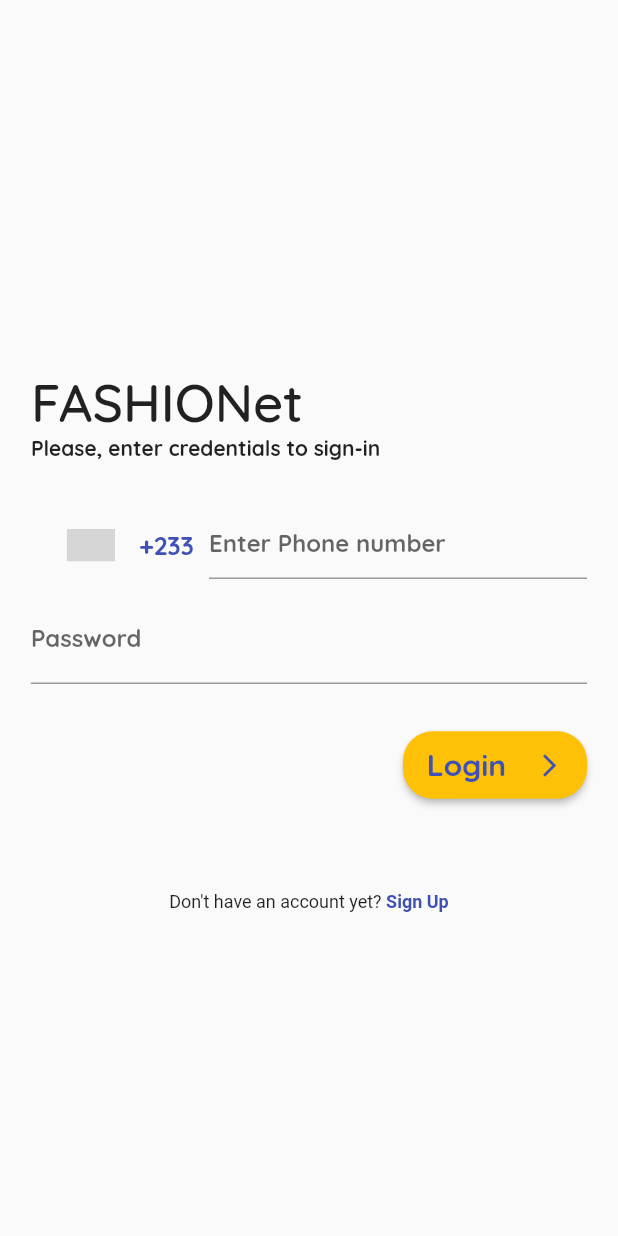
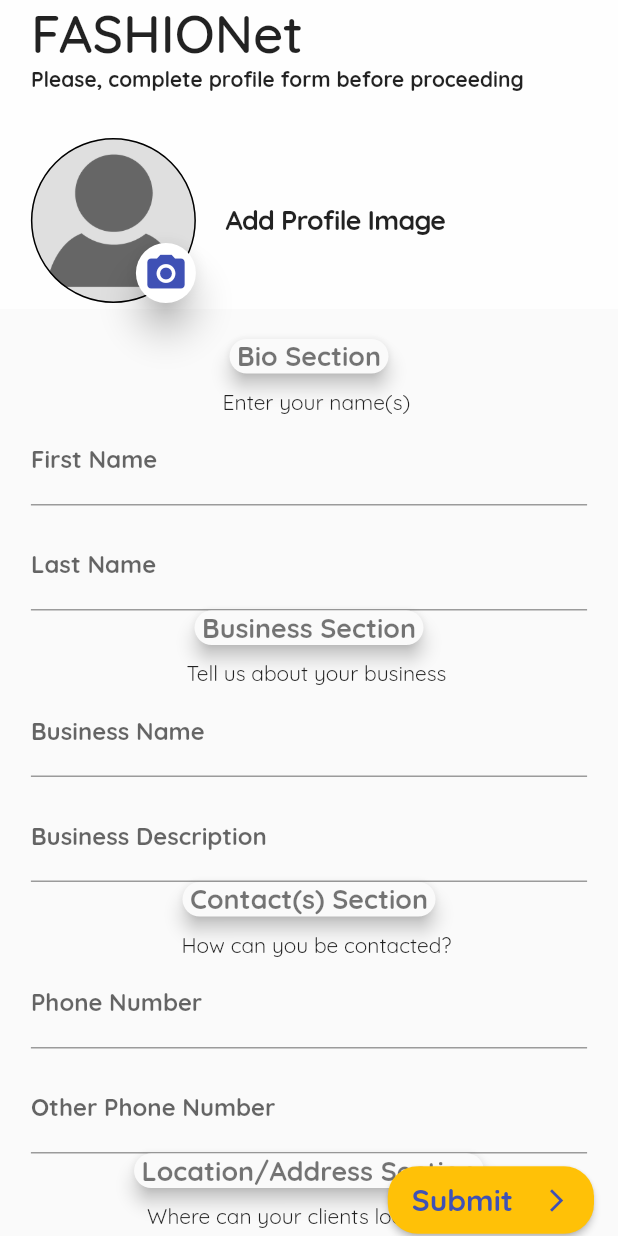
Before and after one commit to chrisoftech/fashionet_bloc, a Flutter app: the screen it shows after launch, after a tap on "Login", on a phone screen of 412 x 824 dp. Run offline on Flutter 3.47's test engine with Material 2 defaults, Android fonts, the phone set to English and light mode, and no system bars; drawn by our look-alikes of country_code_picker; grey boxes are pictures that could not be loaded.

Commit message:
Created & designed profile-form-page

```diff
--- a/lib/pages/auth_page.dart
+++ b/lib/pages/auth_page.dart
@@ -1,4 +1,5 @@
 import 'package:fashionet_bloc/consts/consts.dart';
+import 'package:fashionet_bloc/pages/pages.dart';
 import 'package:flutter/gestures.dart';
 import 'package:flutter/material.dart';
 import 'package:flutter/services.dart';
@@ -105,11 +106,16 @@ class _AuthPageState extends State<AuthPage> {
           );
   }
 
+  void submitForm() {
+    Navigator.of(context).push(MaterialPageRoute(
+        builder: (BuildContext context) => ProfileFormPage()));
+  }
+
   Widget _buildActionButton() {
     return Align(
       alignment: Alignment.bottomRight,
       child: RaisedButton(
-        onPressed: () {},
+        onPressed: () => submitForm(),
         color: Theme.of(context).accentColor,
         shape:
             RoundedRectangleBorder(borderRadius: BorderRadius.circular(20.0)),
--- a/lib/pages/pages.dart
+++ b/lib/pages/pages.dart
@@ -1 +1,2 @@
 export 'auth_page.dart';
+export 'profile_form_page.dart';
--- /dev/null
+++ b/lib/pages/profile_form_page.dart
@@ -0,0 +1,304 @@
+import 'package:fashionet_bloc/consts/consts.dart';
+import 'package:flutter/material.dart';
+
+class ProfileFormPage extends StatefulWidget {
+  @override
+  _ProfileFormPageState createState() => _ProfileFormPageState();
+}
+
+class _ProfileFormPageState extends State<ProfileFormPage> {
+  void _hideKeypad() {
+    FocusScope.of(context).requestFocus(FocusNode());
+  }
+
+  Widget _buildFormTitle() {
+    return Column(
+      children: <Widget>[
+        Align(
+            alignment: Alignment.topLeft,
+            child: Text('FASHIONet', style: TextStyles.headerTextStyle)),
+        Align(
+            alignment: Alignment.topLeft,
+            child: Text('Please, complete profile form before proceeding',
+                style: TextStyle(fontWeight: FontWeight.bold))),
+      ],
+    );
+  }
+
+  Widget _buildImagePlaceHolder() {
+    return Container(
+      height: 110.0,
+      width: 110.0,
+      child: Stack(
+        children: <Widget>[
+          Container(
+            height: 110.0,
+            width: 110.0,
+            decoration: BoxDecoration(
+              shape: BoxShape.circle,
+              color: Colors.black12,
+              border: Border.all(width: 1.0),
+              image: DecorationImage(
+                fit: BoxFit.cover,
+                image: AssetImage('assets/avatars/avatar.png'),
+              ),
+            ),
+            // child: _images.isEmpty
+            //     ? Container()
+            //     : ClipRRect(
+            //         borderRadius: BorderRadius.circular(55.0),
+            //         child: AssetThumb(
+            //           asset: _images[0],
+            //           width: 300,
+            //           height: 300,
+            //         ),
+            //       ),
+          ),
+          Align(
+            alignment: Alignment.bottomRight,
+            child: Material(
+              elevation: 10.0,
+              color: Colors.white,
+              borderRadius: BorderRadius.circular(20.0),
+              child: InkWell(
+                onTap: () {},
+                splashColor: Colors.black38,
+                borderRadius: BorderRadius.circular(20.0),
+                child: Container(
+                  height: 40.0,
+                  width: 40.0,
+                  decoration: BoxDecoration(shape: BoxShape.circle),
+                  child: Icon(
+                    Icons.camera_alt,
+                    size: 30.0,
+                    color: Theme.of(context).primaryColor,
+                  ),
+                ),
+              ),
+            ),
+          )
+        ],
+      ),
+    );
+  }
+
+  Widget _buildImageUploadForm() {
+    return Container(
+      // padding: EdgeInsets.only(top: 20.0),
+      child: Row(
+        children: <Widget>[
+          _buildImagePlaceHolder(),
+          SizedBox(width: 20.0),
+          Text(
+            'Add Profile Image',
+            style: TextStyle(
+                color: Colors.black87,
+                letterSpacing: -.5,
+                fontSize: 18.0,
+                fontWeight: FontWeight.bold),
+          ),
+        ],
+      ),
+    );
+  }
+
+  Widget _buildSectionLabel(
+      {@required String sectionTitle, String sectionDetails}) {
+    return Column(
+      children: <Widget>[
+        Material(
+          elevation: 5.0,
+          borderRadius: BorderRadius.circular(20.0),
+          child: Container(
+            padding: EdgeInsets.symmetric(horizontal: 5.0),
+            decoration:
+                BoxDecoration(borderRadius: BorderRadius.circular(20.0)),
+            child: Text(
+              '$sectionTitle',
+              style: TextStyle(
+                  color: Colors.black54,
+                  fontSize: 18.0,
+                  fontWeight: FontWeight.bold),
+            ),
+          ),
+        ),
+        SizedBox(height: 10.0),
+        sectionDetails == null
+            ? Container()
+            : Row(
+                mainAxisAlignment: MainAxisAlignment.center,
+                children: <Widget>[
+                  SizedBox(width: 10.0),
+                  Text('$sectionDetails'),
+                ],
+              ),
+      ],
+    );
+  }
+
+  Widget _buildFirstNameTextField() {
+    return TextField(
+      style: TextStyles.textFieldTextStyle,
+      decoration: InputDecoration(labelText: 'First Name'),
+    );
+  }
+
+  Widget _buildLastNameTextField() {
+    return TextField(
+      style: TextStyles.textFieldTextStyle,
+      decoration: InputDecoration(labelText: 'Last Name'),
+    );
+  }
+
+  Widget _buildBusinessNameTextField() {
+    return TextField(
+      style: TextStyles.textFieldTextStyle,
+      decoration: InputDecoration(labelText: 'Business Name'),
+    );
+  }
+
+  Widget _buildBusinessDescriptionTextField() {
+    return TextField(
+      style: TextStyles.textFieldTextStyle,
+      decoration: InputDecoration(labelText: 'Business Description'),
+    );
+  }
+
+  Widget _buildPhoneNumberTextField() {
+    return TextField(
+      keyboardType: TextInputType.phone,
+      style: TextStyles.textFieldTextStyle,
+      decoration: InputDecoration(labelText: 'Phone Number'),
+    );
+  }
+
+  Widget _buildOtherPhoneNumberTextField() {
+    return TextField(
+      keyboardType: TextInputType.phone,
+      style: TextStyles.textFieldTextStyle,
+      decoration: InputDecoration(labelText: 'Other Phone Number'),
+    );
+  }
+
+  Widget _buildLocationTextField() {
+    return TextField(
+      style: TextStyles.textFieldTextStyle,
+      decoration: InputDecoration(
+        labelText: 'Location',
+        prefixIcon: Icon(Icons.location_on),
+      ),
+    );
+  }
+
+  void submitForm() {}
+
+  Widget _buildActionButton() {
+    return Align(
+      alignment: Alignment.bottomRight,
+      child: RaisedButton(
+        onPressed: () => submitForm(),
+        color: Theme.of(context).accentColor,
+        shape:
+            RoundedRectangleBorder(borderRadius: BorderRadius.circular(20.0)),
+        child: Padding(
+          padding: const EdgeInsets.symmetric(vertical: 10.0),
+          child: Row(
+            mainAxisSize: MainAxisSize.min,
+            children: <Widget>[
+              Text('Submit',
+                  style: TextStyle(
+                      color: Theme.of(context).primaryColor,
+                      fontSize: 20.0,
+                      fontWeight: FontWeight.bold)),
+              SizedBox(width: 20.0),
+              Icon(Icons.arrow_forward_ios,
+                  size: 18.0, color: Theme.of(context).primaryColor)
+            ],
+          ),
+        ),
+      ),
+    );
+  }
+
+  @override
+  Widget build(BuildContext context) {
+    final double _deviceWidth = MediaQuery.of(context).size.width;
+    final double _contentMaxWidth =
+        _deviceWidth > 500.0 ? 500.0 : _deviceWidth * .90;
+
+    final double _contentPadding = (_deviceWidth - _contentMaxWidth) / 2;
+
+    return GestureDetector(
+      onTap: _hideKeypad,
+      child: Scaffold(
+        floatingActionButton: _buildActionButton(),
+        floatingActionButtonLocation: FloatingActionButtonLocation.endDocked,
+        body: SafeArea(
+          child: CustomScrollView(
+            slivers: <Widget>[
+              SliverAppBar(
+                pinned: true,
+                expandedHeight: 0.0,
+                backgroundColor: Colors.white70,
+                bottom: PreferredSize(
+                  preferredSize: Size.fromHeight(150.0),
+                  child: Container(
+                    padding: EdgeInsets.only(
+                        right: _contentPadding,
+                        left: _contentPadding,
+                        bottom: 10.0),
+                    child: Column(
+                      children: <Widget>[
+                        _buildFormTitle(),
+                        SizedBox(height: 30.0),
+                        _buildImageUploadForm(),
+                        // SizedBox(height: 10.0),
+                      ],
+                    ),
+                  ),
+                ),
+              ),
+              SliverToBoxAdapter(
+                child: Container(
+                  alignment: Alignment(0.0, 0.0),
+                  padding: EdgeInsets.symmetric(horizontal: _contentPadding),
+                  child: SingleChildScrollView(
+                    child: Column(
+                      children: <Widget>[
+                        SizedBox(height: 20.0),
+                        _buildSectionLabel(
+                            sectionTitle: 'Bio Section',
+                            sectionDetails: 'Enter your name(s)'),
+                        _buildFirstNameTextField(),
+                        SizedBox(height: 10.0),
+                        _buildLastNameTextField(),
+                        _buildSectionLabel(
+                            sectionTitle: 'Business Section',
+                            sectionDetails: 'Tell us about your business'),
+                        _buildBusinessNameTextField(),
+                        SizedBox(height: 10.0),
+                        _buildBusinessDescriptionTextField(),
+                        _buildSectionLabel(
+                            sectionTitle: 'Contact(s) Section',
+                            sectionDetails: 'How can you be contacted?'),
+                        _buildPhoneNumberTextField(),
+                        SizedBox(height: 10.0),
+                        _buildOtherPhoneNumberTextField(),
+                        _buildSectionLabel(
+                            sectionTitle: 'Location/Address Section',
+                            sectionDetails:
+                                'Where can your clients locate you?'),
+                        _buildLocationTextField(),
+                        SizedBox(height: 50.0),
+                      ],
+                    ),
+                  ),
+                ),
+              )
+            ],
+          ),
+        ),
+      ),
+    );
+  }
+}
```
